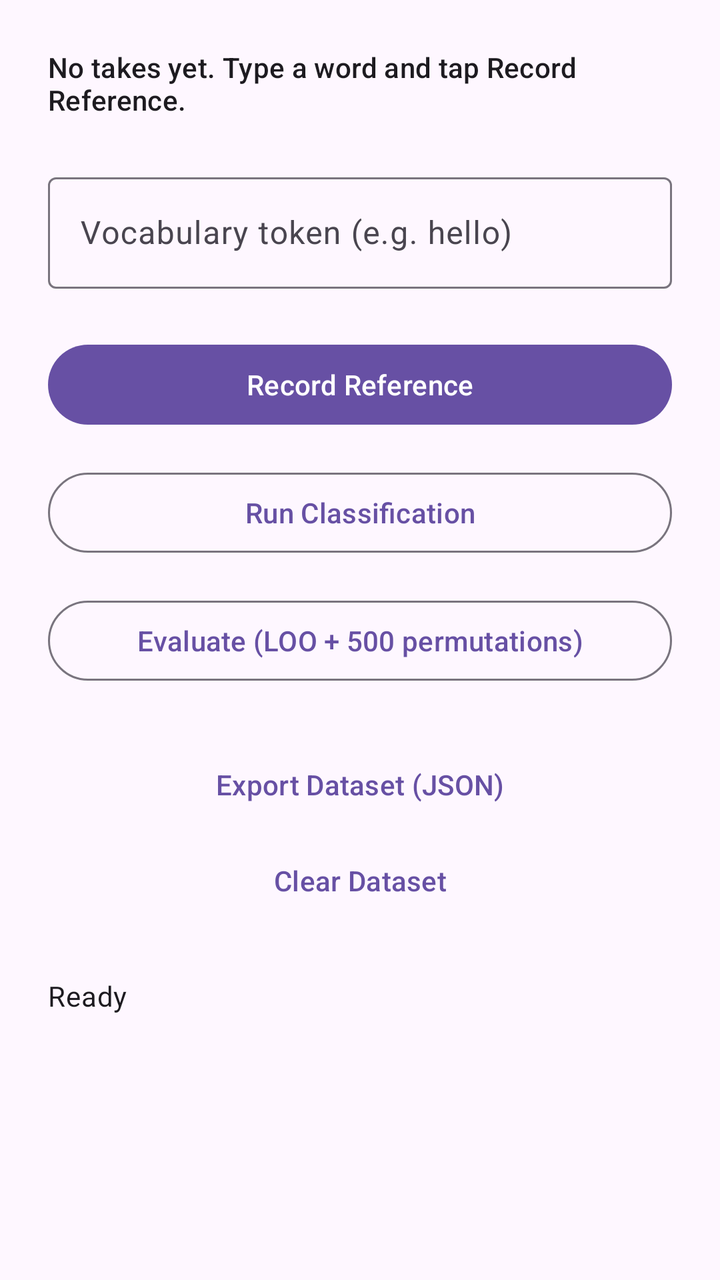
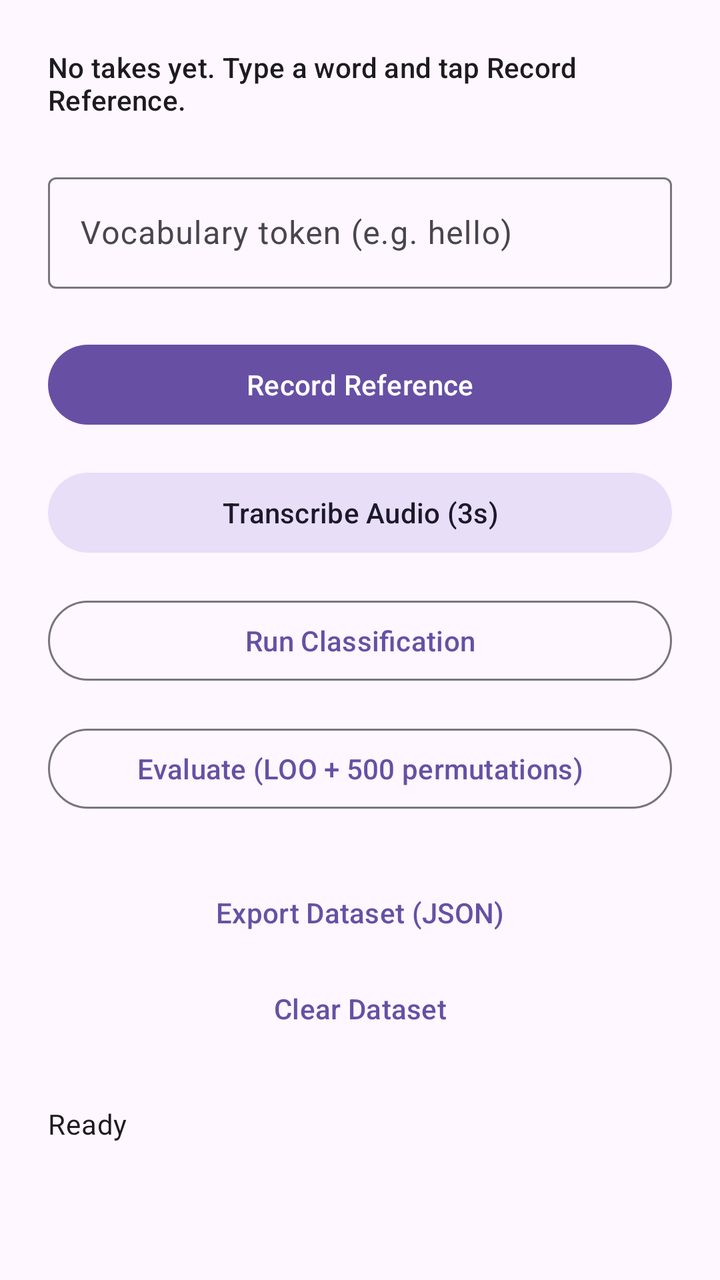

Compare the two renders of this Android layout. The source of the first and the diff that turns it into the second are given below.
<!-- AndroidManifest.xml: application theme Theme.SubvoxAndroid -->
<!-- res/layout/activity_main.xml -->
<?xml version="1.0" encoding="utf-8"?>
<androidx.core.widget.NestedScrollView xmlns:android="http://schemas.android.com/apk/res/android"
    android:layout_width="match_parent"
    android:layout_height="match_parent"
    android:fillViewport="true">
    <LinearLayout
        android:layout_width="match_parent"
        android:layout_height="wrap_content"
        android:orientation="vertical"
        android:padding="24dp">

        <TextView android:id="@+id/takeCountText"
            android:layout_width="match_parent" android:layout_height="wrap_content"
            android:textAppearance="?attr/textAppearanceLabelLarge"
            android:text="No takes yet. Type a word and tap Record Reference."
            android:paddingBottom="16dp" />

        <com.google.android.material.textfield.TextInputLayout
            style="@style/Widget.Material3.TextInputLayout.OutlinedBox"
            android:layout_width="match_parent"
            android:layout_height="wrap_content"
            android:layout_marginTop="8dp"
            android:hint="Vocabulary token (e.g. hello)">
            <com.google.android.material.textfield.TextInputEditText
                android:id="@+id/inputLabel"
                android:layout_width="match_parent"
                android:layout_height="wrap_content"
                android:inputType="text" />
        </com.google.android.material.textfield.TextInputLayout>

        <com.google.android.material.button.MaterialButton
            android:id="@+id/recordButton"
            style="@style/Widget.Material3.Button"
            android:layout_width="match_parent"
            android:layout_height="wrap_content"
            android:layout_marginTop="24dp"
            android:minHeight="48dp"
            android:text="Record Reference" />

        <com.google.android.material.button.MaterialButton
            android:id="@+id/classifyButton"
            style="@style/Widget.Material3.Button.OutlinedButton"
            android:layout_width="match_parent"
            android:layout_height="wrap_content"
            android:layout_marginTop="16dp"
            android:minHeight="48dp"
            android:text="Run Classification" />

        <com.google.android.material.button.MaterialButton
            android:id="@+id/evaluateButton"
            style="@style/Widget.Material3.Button.OutlinedButton"
            android:layout_width="match_parent"
            android:layout_height="wrap_content"
            android:layout_marginTop="16dp"
            android:minHeight="48dp"
            android:text="Evaluate (LOO + 500 permutations)" />

        <com.google.android.material.progressindicator.CircularProgressIndicator
            android:id="@+id/evalProgress"
            android:layout_width="wrap_content"
            android:layout_height="wrap_content"
            android:layout_gravity="center_horizontal"
            android:layout_marginTop="16dp"
            android:indeterminate="true"
            android:visibility="gone" />

        <com.google.android.material.button.MaterialButton
            android:id="@+id/exportButton"
            style="@style/Widget.Material3.Button.TextButton"
            android:layout_width="match_parent"
            android:layout_height="wrap_content"
            android:layout_marginTop="24dp"
            android:minHeight="48dp"
            android:text="Export Dataset (JSON)" />

        <com.google.android.material.button.MaterialButton
            android:id="@+id/clearButton"
            style="@style/Widget.Material3.Button.TextButton"
            android:layout_width="match_parent"
            android:layout_height="wrap_content"
            android:minHeight="48dp"
            android:text="Clear Dataset" />

        <TextView android:id="@+id/statusText"
            android:layout_width="match_parent" android:layout_height="wrap_content"
            android:layout_marginTop="24dp"
            android:textAppearance="?attr/textAppearanceBodyMedium"
            android:text="Ready" />
    </LinearLayout>
</androidx.core.widget.NestedScrollView>
<!-- resources referenced by this layout -->
<resources>
  <style name="Theme.SubvoxAndroid" parent="Theme.Material3.DayNight.NoActionBar" />
</resources>

<!-- the commit's change to res/layout/activity_main.xml (unified diff, before → after) -->
@@ -36,6 +36,15 @@
             android:layout_marginTop="24dp"
             android:minHeight="48dp"
             android:text="Record Reference" />
+
+        <com.google.android.material.button.MaterialButton
+            android:id="@+id/transcribeButton"
+            style="@style/Widget.Material3.Button.TonalButton"
+            android:layout_width="match_parent"
+            android:layout_height="wrap_content"
+            android:layout_marginTop="16dp"
+            android:minHeight="48dp"
+            android:text="Transcribe Audio (3s)" />
 
         <com.google.android.material.button.MaterialButton
             android:id="@+id/classifyButton"
